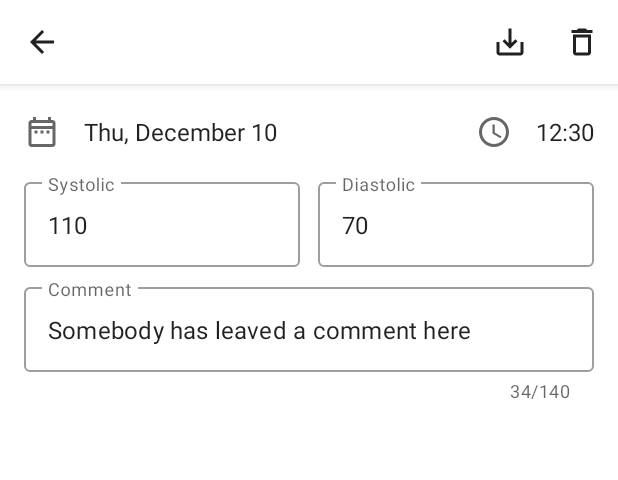
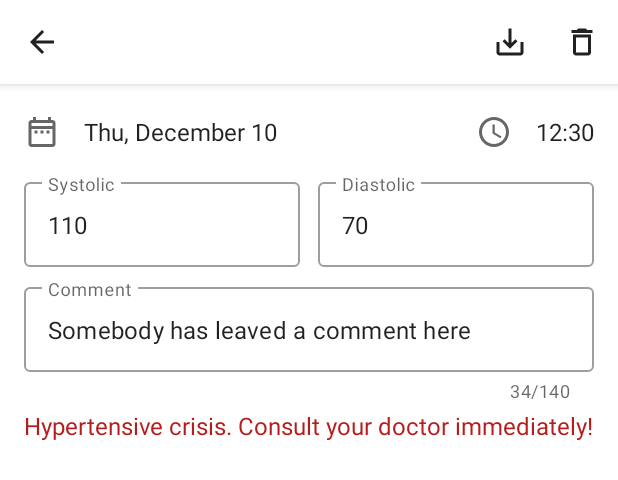
Before and after one commit to AxelStein/Arterial-Pressure-Diary, an Android app: the layout fragment_edit_ap.xml on its own in the app's theme, with its tools: preview values and no code run, on a phone screen of 412 x 824 dp. Shown: the top 480 px of the screen. Run offline under Robolectric (Android 15) with nearby library versions, the phone set to English and light mode, and no system bars.

Commit message:
Add ap categories

```diff
--- a/app/src/main/java/com/axel_stein/ap_diary/data/room/repository/LogRepository.kt
+++ b/app/src/main/java/com/axel_stein/ap_diary/data/room/repository/LogRepository.kt
@@ -86,7 +86,7 @@ class LogRepository(private val context: Context, private val db: AppDatabase, p
 
     private fun sort(items: MutableList<LogItem>): List<LogItem> {
         items.sortByDescending { it.dateTime() }
-        items.sortWith { a, b ->
+        /*items.sortWith { a, b ->
             val d1 = a?.dateTime()?.toLocalDate()
             val d2 = b?.dateTime()?.toLocalDate()
 
@@ -98,7 +98,7 @@ class LogRepository(private val context: Context, private val db: AppDatabase, p
             } else {
                 0
             }
-        }
+        }*/
         return items
     }
 
--- a/app/src/main/res/layout/fragment_edit_ap.xml
+++ b/app/src/main/res/layout/fragment_edit_ap.xml
@@ -18,8 +18,8 @@
             android:layout_width="match_parent"
             android:layout_height="?attr/actionBarSize"
             android:background="?attr/toolbarBackgroundColor"
-            app:navigationIcon="@drawable/icon_back"
-            app:menu="@menu/fragment_edit_log" />
+            app:menu="@menu/fragment_edit_log"
+            app:navigationIcon="@drawable/icon_back" />
 
     </com.google.android.material.appbar.AppBarLayout>
 
@@ -126,10 +126,10 @@
 
             <androidx.constraintlayout.widget.Barrier
                 android:id="@+id/barrier"
+                android:layout_width="wrap_content"
+                android:layout_height="wrap_content"
                 app:barrierDirection="bottom"
-                app:constraint_referenced_ids="input_layout_systolic, input_layout_diastolic"
-                android:layout_width="wrap_content"
-                android:layout_height="wrap_content"/>
+                app:constraint_referenced_ids="input_layout_systolic, input_layout_diastolic"/>
 
             <com.google.android.material.textfield.TextInputLayout
                 android:id="@+id/input_layout_comment"
@@ -158,6 +158,21 @@
             </com.google.android.material.textfield.TextInputLayout>
 
             <TextView
+                android:id="@+id/category"
+                android:layout_width="0dp"
+                android:layout_height="wrap_content"
+                android:layout_marginStart="16dp"
+                android:layout_marginTop="4dp"
+                android:layout_marginEnd="16dp"
+                android:gravity="start"
+                android:textSize="16sp"
+                app:layout_constraintEnd_toEndOf="parent"
+                app:layout_constraintStart_toStartOf="parent"
+                app:layout_constraintTop_toBottomOf="@+id/input_layout_comment"
+                tools:text="@string/category_crisis"
+                tools:textColor="?attr/colorCategoryCrisis"/>
+
+            <TextView
                 android:id="@+id/error_loading"
                 android:layout_width="0dp"
                 android:layout_height="0dp"
--- a/app/src/main/res/values-night/themes.xml
+++ b/app/src/main/res/values-night/themes.xml
@@ -7,6 +7,11 @@
         <item name="colorListItem">@color/color_list_item_night</item>
         <item name="toolbarBackgroundColor">@color/toolbar_bg_color_night</item>
         <item name="preferenceTheme">@style/Theme.ArterialPressureDiary.PreferenceThemeOverlay</item>
+        <item name="colorCategoryNormal">@color/color_category_normal_night</item>
+        <item name="colorCategoryElevated">@color/color_category_elevated_night</item>
+        <item name="colorCategoryStage1">@color/color_category_stage_1_night</item>
+        <item name="colorCategoryStage2">@color/color_category_stage_2_night</item>
+        <item name="colorCategoryCrisis">@color/color_category_crisis_night</item>
     </style>
     <style name="Theme.ArterialPressureDiary.AppBarOverlay" parent="ThemeOverlay.AppCompat.Dark.ActionBar"/>
     <style name="Theme.ArterialPressureDiary.PopupOverlay" parent="ThemeOverlay.AppCompat.Dark"/>
--- a/app/src/main/res/values/attrs.xml
+++ b/app/src/main/res/values/attrs.xml
@@ -1,5 +1,10 @@
 <?xml version="1.0" encoding="utf-8" standalone="no"?>
 <resources>
+    <attr format="color|reference" name="colorCategoryCrisis"/>
+    <attr format="color|reference" name="colorCategoryElevated"/>
+    <attr format="color|reference" name="colorCategoryNormal"/>
+    <attr format="color|reference" name="colorCategoryStage1"/>
+    <attr format="color|reference" name="colorCategoryStage2"/>
     <attr format="color|reference" name="colorListBackground"/>
     <attr format="color|reference" name="colorListItem"/>
     <attr format="color|reference" name="toolbarBackgroundColor"/>
--- a/app/src/main/res/values/colors.xml
+++ b/app/src/main/res/values/colors.xml
@@ -1,12 +1,23 @@
 <?xml version="1.0" encoding="utf-8" standalone="no"?>
 <resources>
+    <color name="color_category_crisis_day">#B71C1C</color>
+    <color name="color_category_crisis_night">#FF1744</color>
+    <color name="color_category_elevated_day">#FBC02D</color>
+    <color name="color_category_elevated_night">#FFFF00</color>
+    <color name="color_category_normal_day">#4CAF50</color>
+    <color name="color_category_normal_night">#69F0AE</color>
+    <color name="color_category_stage_1_day">#F57C00</color>
+    <color name="color_category_stage_1_night">#FFAB40</color>
+    <color name="color_category_stage_2_day">#D32F2F</color>
+    <color name="color_category_stage_2_night">#FF5252</color>
     <color name="color_list_bg_day">#eee</color>
     <color name="color_list_bg_night">#303030</color>
     <color name="color_list_item_day">#fff</color>
     <color name="color_list_item_night">#404040</color>
-    <color name="toolbar_bg_color_day">#fff</color>
-    <color name="toolbar_bg_color_night">#202020</color> <!--303030-->
+    <!--303030-->
     <color name="color_primary_dark_day">#757575</color>
     <color name="color_primary_day">#00796B</color>
     <color name="color_primary_night">#A7FFEB</color>
+    <color name="toolbar_bg_color_day">#fff</color>
+    <color name="toolbar_bg_color_night">#202020</color>
 </resources>
--- a/app/src/main/res/values/strings.xml
+++ b/app/src/main/res/values/strings.xml
@@ -13,6 +13,11 @@
     <string name="action_skip">Skip</string>
     <string name="app_name">Blood Pressure Diary</string>
     <string name="app_version" translatable="false">1.0.1</string>
+    <string name="category_crisis">Hypertensive crisis. Consult your doctor immediately!</string>
+    <string name="category_elevated">Elevated</string>
+    <string name="category_normal">Normal</string>
+    <string name="category_stage_1">High blood pressure, stage 1</string>
+    <string name="category_stage_2">High blood pressure, stage 2</string>
     <string name="dialog_msg_backup_created">Backup created</string>
     <string name="dialog_msg_delete_log">Log will be deleted permanently.</string>
     <string name="dialog_msg_import_completed">Import completed</string>
--- a/app/src/main/res/values/themes.xml
+++ b/app/src/main/res/values/themes.xml
@@ -12,6 +12,11 @@
         <item name="colorListItem">@color/color_list_item_day</item>
         <item name="toolbarBackgroundColor">@color/toolbar_bg_color_day</item>
         <item name="preferenceTheme">@style/Theme.ArterialPressureDiary.PreferenceThemeOverlay</item>
+        <item name="colorCategoryNormal">@color/color_category_normal_day</item>
+        <item name="colorCategoryElevated">@color/color_category_elevated_day</item>
+        <item name="colorCategoryStage1">@color/color_category_stage_1_day</item>
+        <item name="colorCategoryStage2">@color/color_category_stage_2_day</item>
+        <item name="colorCategoryCrisis">@color/color_category_crisis_day</item>
     </style>
     <style name="Theme.ArterialPressureDiary.AppBarOverlay" parent="ThemeOverlay.AppCompat.Light">
         <item name="colorControlNormal">#000</item>
```
Also changed, not shown: app/src/main/java/com/axel_stein/ap_diary/data/AppSettings.kt (+34 -0 lines), app/src/main/java/com/axel_stein/ap_diary/ui/edit_ap/ApCategory.kt (added, +13 -0 lines), app/src/main/java/com/axel_stein/ap_diary/ui/edit_ap/EditApFragment.kt (+20 -0 lines), app/src/main/java/com/axel_stein/ap_diary/ui/edit_ap/EditApViewModel.kt (+30 -1 lines), app/src/main/java/com/axel_stein/ap_diary/ui/preferences/MainPreferencesFragment.kt (+35 -21 lines), app/src/main/java/com/axel_stein/ap_diary/ui/utils/DateTimePickerDialogHelper.kt (+13 -0 lines), app/src/main/res/layout/fragment_main_prefs.xml (+21 -2 lines), 1 other file.
